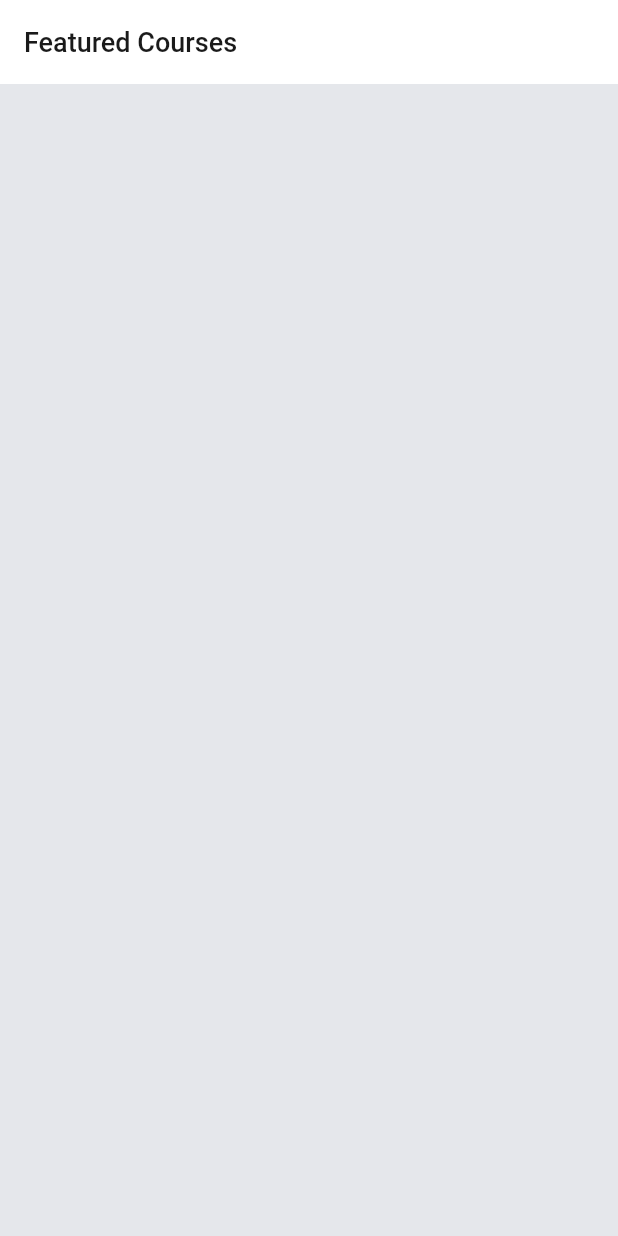
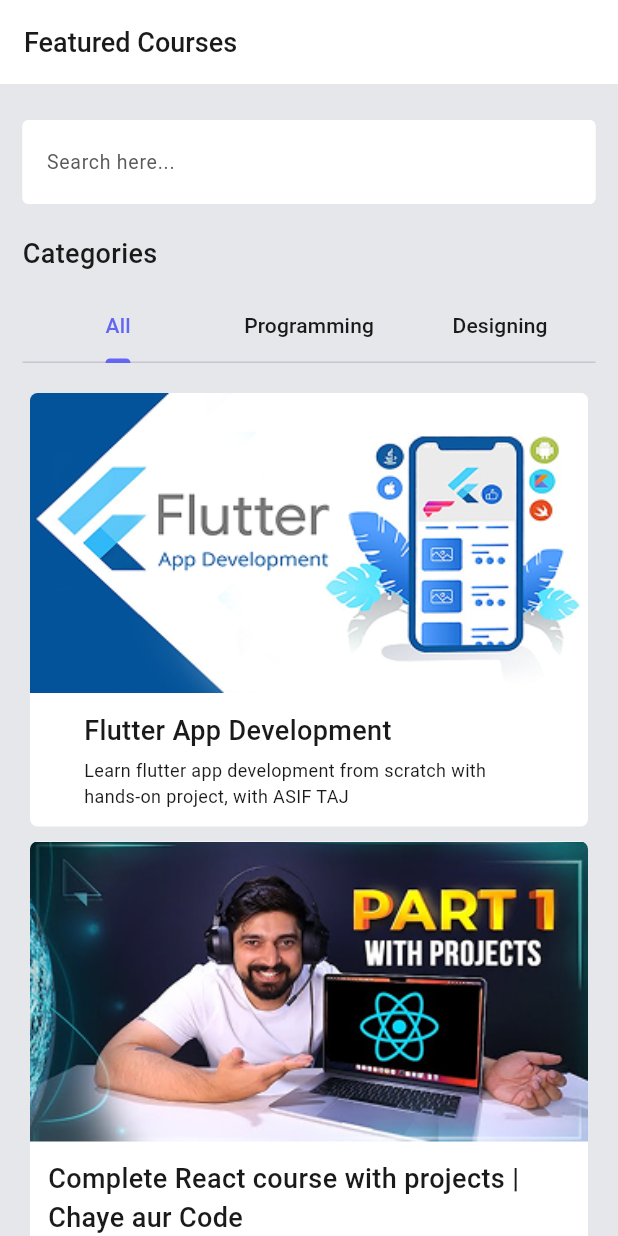
Before and after one commit to haris-afaq/Learnify_App, a Flutter app: the ExploreScreen screen opened directly, on a phone screen of 412 x 824 dp. Run offline on Flutter 3.47's test engine with Material 3 defaults, Android fonts, the phone set to English and light mode, and no system bars; our stand-ins replace bloc, equatable, firebase_auth, firebase_core, flutter_bloc, flutter_svg and 1 more; accounts and stored records are empty; generated files the repository leaves out were written again.

Commit message:
"Featured Courses and My Courses Tabs Created"

```diff
--- a/lib/views/explore/explore.dart
+++ b/lib/views/explore/explore.dart
@@ -1,8 +1,18 @@
 import 'package:flutter/material.dart';
 import 'package:learnify_app/config/Components/app_bar.dart';
+import 'package:learnify_app/config/Components/text_styles/heading2.dart';
 import 'package:learnify_app/config/constants/colors.dart';
+import 'package:learnify_app/config/extenssions/sizedBox.dart';
+import 'package:learnify_app/views/home_screen/widgets/courses_tile.dart';
 
 class ExploreScreen extends StatefulWidget {
+
+  static const List<Tab> categoriesList = <Tab>[
+    Tab(text: 'All'),
+    Tab(text: 'Programming'),
+    Tab(text: "Designing",),
+  ];
+
   const ExploreScreen({super.key});
 
   @override
@@ -10,12 +20,95 @@
 }
 
 class _ExploreScreenState extends State<ExploreScreen> {
+    TextEditingController searchController = TextEditingController();
+    @override
+  void dispose() {
+    // TODO: implement dispose
+    super.dispose();
+    searchController.dispose();
+  }
   @override
   Widget build(BuildContext context) {
-    return Scaffold(
-      backgroundColor: AppColors.appBackgroundColor,
-      appBar: MyAppBar(title: "Featured Courses",
+    return DefaultTabController(
+  length: ExploreScreen.categoriesList.length,
+  child: Scaffold(
+    backgroundColor: AppColors.appBackgroundColor,
+    appBar: MyAppBar(
+      title: "Featured Courses",
+    ),
+    body: Padding(
+      padding: const EdgeInsets.only(top: 24, left: 15, right: 15),
+      child: Column(
+        crossAxisAlignment: CrossAxisAlignment.start,
+        children: [
+          // Search Field
+          TextFormField(
+            decoration: InputDecoration(
+              label: const Text("Search here..."),
+              labelStyle: TextStyle(color: AppColors.grayColor, fontSize: 13),
+              fillColor: AppColors.whiteColor,
+              filled: true,
+              border: const OutlineInputBorder(),
+              enabledBorder: OutlineInputBorder(
+                borderSide: BorderSide(color: AppColors.whiteColor)
+              ),
+              focusedBorder:  OutlineInputBorder(
+                borderSide: BorderSide(color: AppColors.grayColor)
+              )
+            ),
+          ),
+
+          20.height,
+
+          Heading2(
+            title: "Categories",
+            titleColor: AppColors.blackColor,
+          ),
+
+          12.height,
+// Categoriessss Tabsss
+          const TabBar(
+            tabs: ExploreScreen.categoriesList,
+            indicatorColor: AppColors.blueColor,
+            labelColor: AppColors.blueColor,
+            unselectedLabelColor: AppColors.blackColor,
+          ),
+          20.height,
+
+          // Tabssss Body
+          Expanded(
+            child: TabBarView(
+              children: [
+                // All Courses Tab
+                Center(child: SingleChildScrollView(
+                  child: Column(
+                    mainAxisAlignment: MainAxisAlignment.start,
+                    crossAxisAlignment: CrossAxisAlignment.start,
+                    children: [
+                      CoursesTile(
+                        imagePath: "assets/images/flutter_thumbnail.png",
+                        courseTitle: "Flutter App Development",
+                        courseDescription: "Learn flutter app development from scratch with hands-on project, with ASIF TAJ"),
+                        10.height,
+                        CoursesTile(
+                        imagePath: "assets/images/react_thumbnail.png",
+                        courseTitle: "Complete React course with projects | Chaye aur Code",
+                        courseDescription: "Learn React development from scratch with hands-on project, with Chaye aur Code"),
+                        10.height,
+                    ],
+                  ),
+                )),
+                Center(child: Text("Programming Courses")),
+                Center(child: Text("Designing Courses")),
+
+              ],
+            ),
+          ),
+        ],
       ),
-    );
+    ),
+  ),
+);
+
   }
 }
```
Also changed, not shown: lib/views/my_courses/my_courses.dart (+39 -3 lines), assets/icons/search_icon.svg (added), lib/config/Components/app_bar.dart (line endings or trailing spaces).
